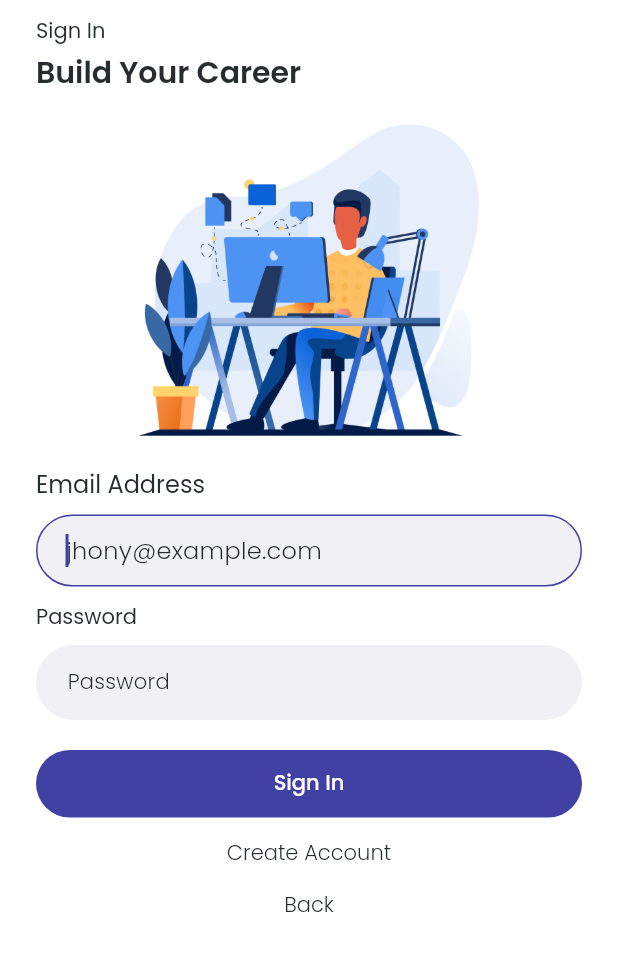
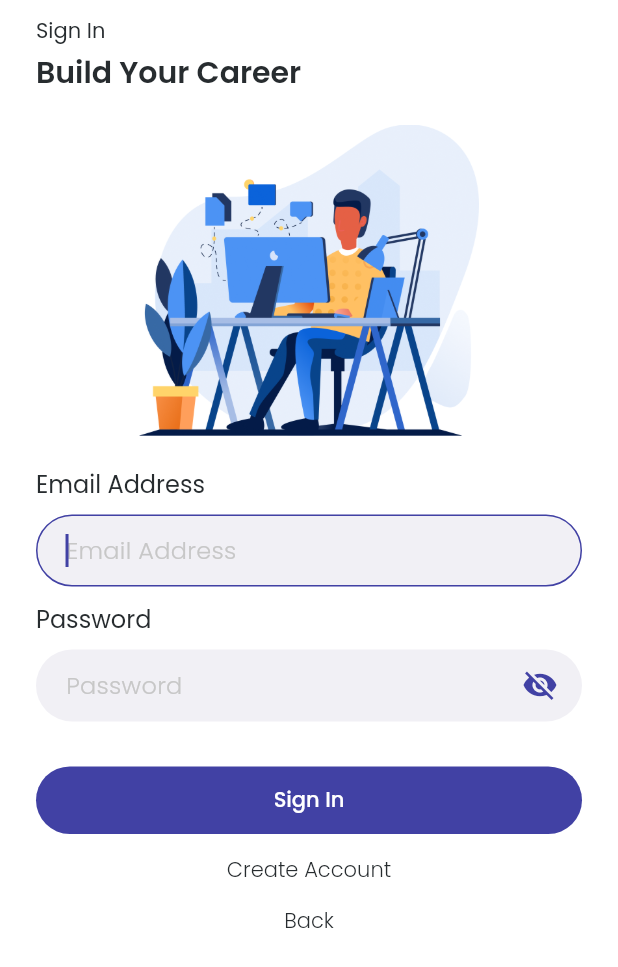
Before and after one commit to fathulaziss/findjob, a Flutter app: the screen it shows after launch, after a tap on "Sign In", on a phone screen of 412 x 824 dp. Shown: the top 967 px of the screen. Run offline on Flutter 3.47's test engine with Material 2 defaults, Android fonts, the phone set to English and light mode, and no system bars; our stand-ins replace get, google_fonts.

Commit message:
add input password and fix login page

```diff
--- a/lib/main.dart
+++ b/lib/main.dart
@@ -11,10 +11,13 @@ class MyApp extends StatelessWidget {
 
   @override
   Widget build(BuildContext context) {
-    return GetMaterialApp(
-      // home: SplashPage(),
-      home: OnBoardingPage(),
-      // home: LoginPage(),
+    return GestureDetector(
+      onTap: () => FocusManager.instance.primaryFocus?.unfocus(),
+      child: GetMaterialApp(
+        // home: SplashPage(),
+        home: OnBoardingPage(),
+        // home: LoginPage(),
+      ),
     );
   }
 }
--- /dev/null
+++ b/lib/shared/regex.dart
@@ -0,0 +1,12 @@
+bool isValidPassword({required String password, int minLength = 8}) {
+  if (password.isEmpty) {
+    return false;
+  }
+
+  bool hasUppercase = password.contains(RegExp(r'[A-Z]'));
+  bool hasDigits = password.contains(RegExp(r'[0-9]'));
+  bool hasLowercase = password.contains(RegExp(r'[a-z]'));
+  bool hasMinLength = password.length >= minLength;
+
+  return hasDigits && hasUppercase && hasLowercase && hasMinLength;
+}
--- a/lib/shared/styles.dart
+++ b/lib/shared/styles.dart
@@ -16,8 +16,10 @@ class AppColors {
   static Color mainColor = Color(0xFF4141A4);
   static Color secondColor = Color(0xFFFD4F56);
   static Color whiteColor = Color(0xFFFFFFFF);
+  static Color whiteColor2 = Color(0xFFF1F0F5);
   static Color blackColor = Color(0xFF272C2F);
   static Color greyColor = Color(0xFFB3B5C4);
+  static Color greyColor2 = Color(0xFFC7C7C7);
 }
 
 class FontSizes {
@@ -94,7 +96,12 @@ class BorderStyles {
   );
 
   static OutlineInputBorder errorTextField = OutlineInputBorder(
-    borderSide: BorderSide(color: AppColors.secondColor, width: 0.05),
+    borderSide: BorderSide(color: AppColors.secondColor, width: 1),
+    borderRadius: Corners.xxlBorder,
+  );
+
+  static OutlineInputBorder focusedErrorBorder = OutlineInputBorder(
+    borderSide: BorderSide(color: AppColors.secondColor, width: 1),
     borderRadius: Corners.xxlBorder,
   );
 }
@@ -104,12 +111,13 @@ InputDecoration inputDecoration(
   return InputDecoration(
     isDense: true,
     filled: true,
-    fillColor: Color(0xFFF1F0F5),
+    fillColor: AppColors.whiteColor2,
     border: BorderStyles.enableTextField,
     focusedBorder: BorderStyles.focusTextField,
     enabledBorder: BorderStyles.enableTextField,
     errorBorder: BorderStyles.errorTextField,
     disabledBorder: BorderStyles.disableTextField,
+    focusedErrorBorder: BorderStyles.focusedErrorBorder,
     errorMaxLines: 5,
     prefixIconConstraints:
         BoxConstraints(minHeight: Sizes.lg, minWidth: Sizes.lg),
@@ -117,8 +125,10 @@ InputDecoration inputDecoration(
         BoxConstraints(minHeight: Sizes.lg, minWidth: Sizes.lg),
     contentPadding:
         EdgeInsets.symmetric(horizontal: Insets.xl, vertical: Insets.med),
-    hintStyle: TextStyles.greyLight
-        .copyWith(letterSpacing: 0.2, fontSize: FontSizes.s16),
+    hintStyle: TextStyles.greyLight.copyWith(
+        letterSpacing: 0.2,
+        fontSize: FontSizes.s16,
+        color: AppColors.greyColor2),
     hintText: hintText,
     prefixIcon: prefixIcon,
     suffixIcon: suffixIcon,
--- a/lib/ui/pages/non_logged/login_page.dart
+++ b/lib/ui/pages/non_logged/login_page.dart
@@ -5,8 +5,8 @@ import 'package:findjob/shared/styles.dart';
 import 'package:findjob/ui/pages/logged/main_page.dart';
 import 'package:findjob/ui/pages/non_logged/register_page.dart';
 import 'package:findjob/ui/widgets/button_primary.dart';
-import 'package:findjob/ui/widgets/input_form_email.dart';
-import 'package:findjob/ui/widgets/input_form_primary.dart';
+import 'package:findjob/ui/widgets/input_email.dart';
+import 'package:findjob/ui/widgets/input_password.dart';
 import 'package:flutter/material.dart';
 import 'package:get/get.dart';
 
@@ -21,7 +21,9 @@ class _LoginPageState extends State<LoginPage> {
   TextEditingController emailController = TextEditingController();
   TextEditingController passwordController = TextEditingController();
   String email = '';
+  String password = '';
   bool isValidEmail = false;
+  bool isValidPassword = false;
 
   @override
   Widget build(BuildContext context) {
@@ -37,7 +39,9 @@ class _LoginPageState extends State<LoginPage> {
               crossAxisAlignment: CrossAxisAlignment.center,
               children: [
                 buildTitle(),
-                InputFormEmail(
+                InputEmail(
+                  label: 'Email Address',
+                  hintText: 'Email Address',
                   controller: emailController,
                   email: (String value) {
                     email = value;
@@ -47,21 +51,35 @@ class _LoginPageState extends State<LoginPage> {
                     log('cek isValidEmail : $isValidEmail');
                   },
                 ),
-                InputFormPrimary(
-                  margin: EdgeInsets.only(bottom: 20),
+                InputPassword(
+                  label: "Password",
+                  hintText: "Password",
                   controller: passwordController,
-                  title: 'Password',
-                  hintText: 'Password',
-                  obsecureText: true,
+                  validate: (value) {
+                    if (value.toString().isEmpty) {
+                      isValidPassword = false;
+                      log('cek isValidPassword : $isValidPassword');
+                      return "Password can't be empty";
+                    } else {
+                      isValidPassword = true;
+                      log('cek isValidPassword : $isValidPassword');
+                      return null;
+                    }
+                  },
+                  onChange: (value) {
+                    setState(() {
+                      password = value!;
+                    });
+                  },
+                  isValid: (bool value) {},
                 ),
+                verticalSpace(Insets.xl),
                 ButtonPrimary(
                   backgroundColor: AppColors.mainColor,
                   titleStyle: TextStyles.whiteMedium,
                   title: 'Sign In',
                   onPressed: () {
-                    Get.to(() => MainPage(
-                          initial: 0,
-                        ));
+                    Get.to(() => MainPage(initial: 0));
                   },
                 ),
                 TextButton(
@@ -94,14 +112,14 @@ class _LoginPageState extends State<LoginPage> {
       crossAxisAlignment: CrossAxisAlignment.start,
       children: [
         Text('Sign In', style: TextStyles.greyNormal),
-        SizedBox(height: 2),
+        verticalSpace(Insets.xs / 2),
         Text('Build Your Career',
             style: TextStyles.blackSemiBold.copyWith(fontSize: FontSizes.s20)),
-        SizedBox(height: 20),
+        verticalSpace(Insets.xl),
         Center(
             child: Image.asset(Assets.imageLogin,
                 width: MediaQuery.of(context).size.width * 0.55)),
-        SizedBox(height: 20),
+        verticalSpace(Insets.xl),
       ],
     );
   }
--- a/lib/ui/pages/non_logged/onboarding_page.dart
+++ b/lib/ui/pages/non_logged/onboarding_page.dart
@@ -24,15 +24,13 @@ class OnBoardingPage extends StatelessWidget {
             Container(
               width: double.infinity,
               margin: EdgeInsets.only(
-                  top: Insets.xl * 2.5,
-                  left: Insets.xl * 1.5,
-                  right: Insets.xl),
+                  top: Insets.xl * 2.5, left: Insets.xl, right: Insets.xl),
               child: Column(
                 crossAxisAlignment: CrossAxisAlignment.start,
                 children: [
-                  Text('Build Your Habbit\nto Get Future Career\nLike a Master',
+                  Text('Mastering Your Habbit\nto Get Future Career',
                       style: TextStyles.whiteNormal
-                          .copyWith(fontSize: FontSizes.s32)),
+                          .copyWith(fontSize: FontSizes.s24)),
                   verticalSpace(Insets.xl),
                   Text('18.000 jobs available', style: TextStyles.whiteLight)
                 ],
--- /dev/null
+++ b/lib/ui/widgets/input_email.dart
@@ -0,0 +1,71 @@
+import 'package:findjob/shared/styles.dart';
+import 'package:flutter/material.dart';
+import 'package:get/get.dart';
+
+class InputEmail extends StatefulWidget {
+  final String label;
+  final String hintText;
+  final TextEditingController controller;
+  final ValueSetter<String> email;
+  final ValueSetter<bool> isValid;
+  final EdgeInsetsGeometry? margin;
+  final String? Function(String?)? validate;
+  final String? Function(String?)? onChange;
+
+  const InputEmail({
+    required this.label,
+    required this.hintText,
+    required this.controller,
+    required this.email,
+    required this.isValid,
+    this.margin,
+    this.validate,
+    this.onChange,
+    Key? key,
+  }) : super(key: key);
+
+  @override
+  _InputEmailState createState() => _InputEmailState();
+}
+
+class _InputEmailState extends State<InputEmail> {
+  @override
+  Widget build(BuildContext context) {
+    return Container(
+      width: double.infinity,
+      margin: widget.margin ?? EdgeInsets.only(bottom: Insets.xs * 2.5),
+      child: Column(
+        crossAxisAlignment: CrossAxisAlignment.start,
+        children: [
+          Text(widget.label,
+              style: TextStyles.greyNormal.copyWith(fontSize: FontSizes.s16)),
+          verticalSpace(Insets.xs * 2),
+          TextFormField(
+            style: TextStyles.purpleNormal.copyWith(fontSize: FontSizes.s16),
+            autofocus: true,
+            obscureText: false,
+            keyboardType: TextInputType.emailAddress,
+            autovalidateMode: AutovalidateMode.onUserInteraction,
+            textCapitalization: TextCapitalization.none,
+            enableInteractiveSelection: true,
+            cursorColor: AppColors.mainColor,
+            controller: widget.controller,
+            onChanged: widget.onChange,
+            validator: widget.validate ??
+                (value) {
+                  if (!GetUtils.isEmail(value.toString())) {
+                    widget.isValid(false);
+                    widget.email('');
+                    return 'Email format is not correct';
+                  }
+                  widget.email(value.toString());
+                  widget.isValid(true);
+                  return null;
+                },
+            decoration: inputDecoration(hintText: widget.hintText),
+          )
+        ],
+      ),
+    );
+  }
+}
--- a/lib/ui/widgets/input_form_email.dart
+++ b/lib/ui/widgets/input_password.dart
@@ -1,21 +1,21 @@
+import 'package:findjob/shared/regex.dart';
 import 'package:findjob/shared/styles.dart';
 import 'package:flutter/material.dart';
-import 'package:get/get.dart';
 
-class InputFormEmail extends StatefulWidget {
+class InputPassword extends StatefulWidget {
+  final String label;
+  final String hintText;
   final TextEditingController controller;
-  final ValueSetter<String> email;
   final ValueSetter<bool> isValid;
-  final Color? colorBorder;
   final EdgeInsetsGeometry? margin;
   final String? Function(String?)? validate;
   final String? Function(String?)? onChange;
 
-  const InputFormEmail({
+  const InputPassword({
+    required this.label,
+    required this.hintText,
     required this.controller,
-    required this.email,
     required this.isValid,
-    this.colorBorder,
     this.margin,
     this.validate,
     this.onChange,
@@ -23,10 +23,17 @@ class InputFormEmail extends StatefulWidget {
   }) : super(key: key);
 
   @override
-  _InputFormEmailState createState() => _InputFormEmailState();
+  _InputPasswordState createState() => _InputPasswordState();
 }
 
-class _InputFormEmailState extends State<InputFormEmail> {
+class _InputPasswordState extends State<InputPassword> {
+  bool obsecureText = true;
+  void onTap() {
+    setState(() {
+      obsecureText = !obsecureText;
+    });
+  }
+
   @override
   Widget build(BuildContext context) {
     return Container(
@@ -35,14 +42,14 @@ class _InputFormEmailState extends State<InputFormEmail> {
       child: Column(
         crossAxisAlignment: CrossAxisAlignment.start,
         children: [
-          Text('Email Address',
+          Text(widget.label,
               style: TextStyles.greyNormal.copyWith(fontSize: FontSizes.s16)),
           verticalSpace(Insets.xs * 2),
           TextFormField(
             style: TextStyles.purpleNormal.copyWith(fontSize: FontSizes.s16),
             autofocus: true,
-            obscureText: false,
-            keyboardType: TextInputType.emailAddress,
+            obscureText: obsecureText,
+            keyboardType: TextInputType.text,
             autovalidateMode: AutovalidateMode.onUserInteraction,
             textCapitalization: TextCapitalization.none,
             enableInteractiveSelection: true,
@@ -51,16 +58,34 @@ class _InputFormEmailState extends State<InputFormEmail> {
             onChanged: widget.onChange,
             validator: widget.validate ??
                 (value) {
-                  if (!GetUtils.isEmail(value.toString())) {
+                  if (!isValidPassword(password: value.toString())) {
                     widget.isValid(false);
-                    widget.email('');
-                    return 'Email format is not correct';
+                    return '- Password minimum 8 characters\n' +
+                        '- Consists of uppercases, lowercases, and numbers';
                   }
-                  widget.email(value.toString());
                   widget.isValid(true);
                   return null;
                 },
-            decoration: inputDecoration(hintText: 'jhony@example.com'),
+            decoration: inputDecoration(
+              hintText: widget.hintText,
+              suffixIcon: Padding(
+                padding: EdgeInsets.only(right: Insets.lg),
+                child: InkWell(
+                  child: obsecureText
+                      ? Icon(
+                          Icons.visibility_off,
+                          size: IconSizes.med,
+                          color: AppColors.mainColor,
+                        )
+                      : Icon(
+                          Icons.visibility,
+                          size: IconSizes.med,
+                          color: AppColors.mainColor,
+                        ),
+                  onTap: onTap,
+                ),
+              ),
+            ),
           )
         ],
       ),
```
